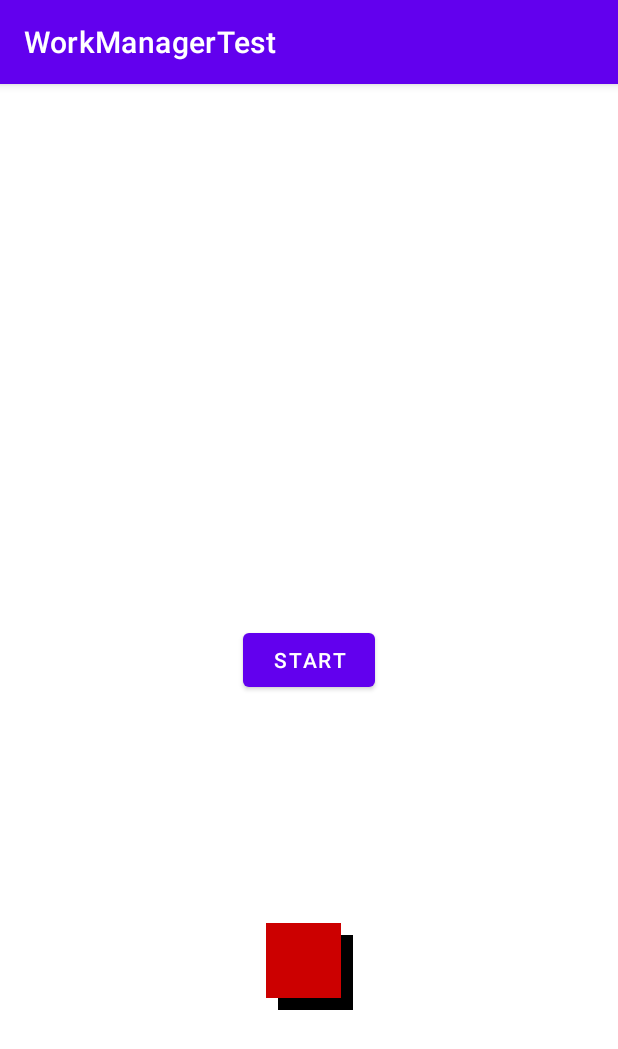
After one commit to jonathandarwin/kotlin-work-manager, an Android app: the AppendWorkerActivity screen opened directly, with no data from a screen before it, on a phone screen of 412 x 824 dp. The commit adds this screen. Shown: the top 1049 px of the screen. Run offline under Robolectric (Android 15) with nearby library versions, the phone set to English and light mode, and no system bars; 2 statements that could not run were skipped.

Commit message:
feat: add APPEND worker

```diff
--- a/app/src/main/AndroidManifest.xml
+++ b/app/src/main/AndroidManifest.xml
@@ -18,6 +18,8 @@
         </activity>
 
         <activity android:name=".ResultActivity" />
+
+        <activity android:name=".AppendWorkerActivity" />
     </application>
 
 </manifest>
--- /dev/null
+++ b/app/src/main/java/com/jonathandarwin/workmanagertest/AppendWorkerActivity.kt
@@ -0,0 +1,69 @@
+package com.jonathandarwin.workmanagertest
+
+import android.os.Bundle
+import android.widget.Button
+import androidx.appcompat.app.AppCompatActivity
+import androidx.lifecycle.Observer
+import androidx.work.ExistingWorkPolicy
+import androidx.work.OneTimeWorkRequest
+import androidx.work.WorkInfo
+import androidx.work.WorkManager
+import androidx.work.workDataOf
+import com.jonathandarwin.workmanagertest.util.Database
+import com.jonathandarwin.workmanagertest.worker.AppendWorker
+import kotlinx.android.synthetic.main.activity_append_worker.btnStart
+import kotlinx.android.synthetic.main.activity_append_worker.tvProgress
+
+/**
+ * Created By : Jonathan Darwin on August 31, 2023
+ */
+class AppendWorkerActivity : AppCompatActivity() {
+
+    private var numOfWorker = 1
+
+    private lateinit var workManager: WorkManager
+
+    override fun onCreate(savedInstanceState: Bundle?) {
+        super.onCreate(savedInstanceState)
+        setContentView(R.layout.activity_append_worker)
+
+        workManager = WorkManager.getInstance(application)
+
+        workManager
+            .getWorkInfosForUniqueWorkLiveData("APPEND_WORKER")
+            .observe(this, Observer {
+
+                it.forEach {
+                    println("JOE LOG $it")
+                }
+                it.filter { workInfo -> workInfo.state == WorkInfo.State.RUNNING }
+                    .forEach { workInfo ->
+                        if(workInfo.state == WorkInfo.State.RUNNING) {
+                            val name = workInfo.progress.getString("name")
+                            val progress = workInfo.progress.getInt("progress", 0)
+
+                            val text = "$name - $progress"
+                            tvProgress.text = text
+                        }
+                    }
+            })
+
+        btnStart.setOnClickListener {
+
+            Database.putQueue("$numOfWorker")
+
+            numOfWorker++
+
+            // Prepare AddWorker
+            val workerRequest = OneTimeWorkRequest.Builder(AppendWorker::class.java)
+                .build()
+
+            // Enqueue Worker
+            workManager.enqueueUniqueWork(
+                "APPEND_WORKER",
+                ExistingWorkPolicy.KEEP,
+                workerRequest
+            )
+        }
+    }
+}
--- a/app/src/main/java/com/jonathandarwin/workmanagertest/MainActivity.kt
+++ b/app/src/main/java/com/jonathandarwin/workmanagertest/MainActivity.kt
@@ -50,6 +50,12 @@ class MainActivity : AppCompatActivity() {
                 workManager.cancelWorkById(it)
                 showToast("Work Cancelled")
             }
+        }
+
+        btnNavigateToAppendWorker.setOnClickListener {
+            startActivity(
+                Intent(this, AppendWorkerActivity::class.java)
+            )
         }
     }
 
--- /dev/null
+++ b/app/src/main/res/layout/activity_append_worker.xml
@@ -0,0 +1,62 @@
+<?xml version="1.0" encoding="utf-8"?>
+<androidx.constraintlayout.widget.ConstraintLayout xmlns:android="http://schemas.android.com/apk/res/android"
+    xmlns:app="http://schemas.android.com/apk/res-auto"
+    android:layout_width="match_parent"
+    android:layout_height="match_parent">
+
+    <TextView
+        android:id="@+id/tvProgress"
+        android:layout_width="wrap_content"
+        android:layout_height="wrap_content"
+        android:layout_marginBottom="16dp"
+        app:layout_constraintBottom_toTopOf="@id/btnStart"
+        app:layout_constraintEnd_toEndOf="parent"
+        app:layout_constraintStart_toStartOf="parent" />
+
+    <Button
+        android:id="@+id/btnStart"
+        android:layout_width="wrap_content"
+        android:layout_height="wrap_content"
+        android:text="Start"
+        app:layout_constraintBottom_toBottomOf="parent"
+        app:layout_constraintEnd_toEndOf="parent"
+        app:layout_constraintStart_toStartOf="parent"
+        app:layout_constraintTop_toTopOf="parent" />
+
+    <androidx.constraintlayout.widget.ConstraintLayout
+        android:layout_width="wrap_content"
+        android:layout_height="wrap_content"
+        app:layout_constraintTop_toBottomOf="@id/btnStart"
+        app:layout_constraintStart_toStartOf="parent"
+        app:layout_constraintEnd_toEndOf="parent"
+        app:layout_constraintBottom_toBottomOf="parent">
+
+        <FrameLayout
+            android:id="@+id/fl_back"
+            android:layout_width="0dp"
+            android:layout_height="0dp"
+            android:background="@android:color/black"
+            android:layout_marginStart="8dp"
+            android:layout_marginTop="8dp"
+            app:layout_constraintTop_toTopOf="parent"
+            app:layout_constraintEnd_toEndOf="parent"
+            app:layout_constraintStart_toStartOf="parent"
+            app:layout_constraintBottom_toBottomOf="parent"
+            />
+
+        <FrameLayout
+            android:id="@+id/fl_front"
+            android:layout_width="50dp"
+            android:layout_height="50dp"
+            android:layout_marginEnd="8dp"
+            android:layout_marginBottom="8dp"
+            android:background="@android:color/holo_red_dark"
+            app:layout_constraintTop_toTopOf="parent"
+            app:layout_constraintEnd_toEndOf="parent"
+            app:layout_constraintStart_toStartOf="parent"
+            app:layout_constraintBottom_toBottomOf="parent"
+            />
+
+    </androidx.constraintlayout.widget.ConstraintLayout>
+
+</androidx.constraintlayout.widget.ConstraintLayout>
```
Also changed, not shown: app/src/main/java/com/jonathandarwin/workmanagertest/util/Database.kt (added, +27 -0 lines), app/src/main/java/com/jonathandarwin/workmanagertest/worker/AppendWorker.kt (added, +52 -0 lines), app/src/main/res/layout/activity_main.xml (+11 -0 lines).
